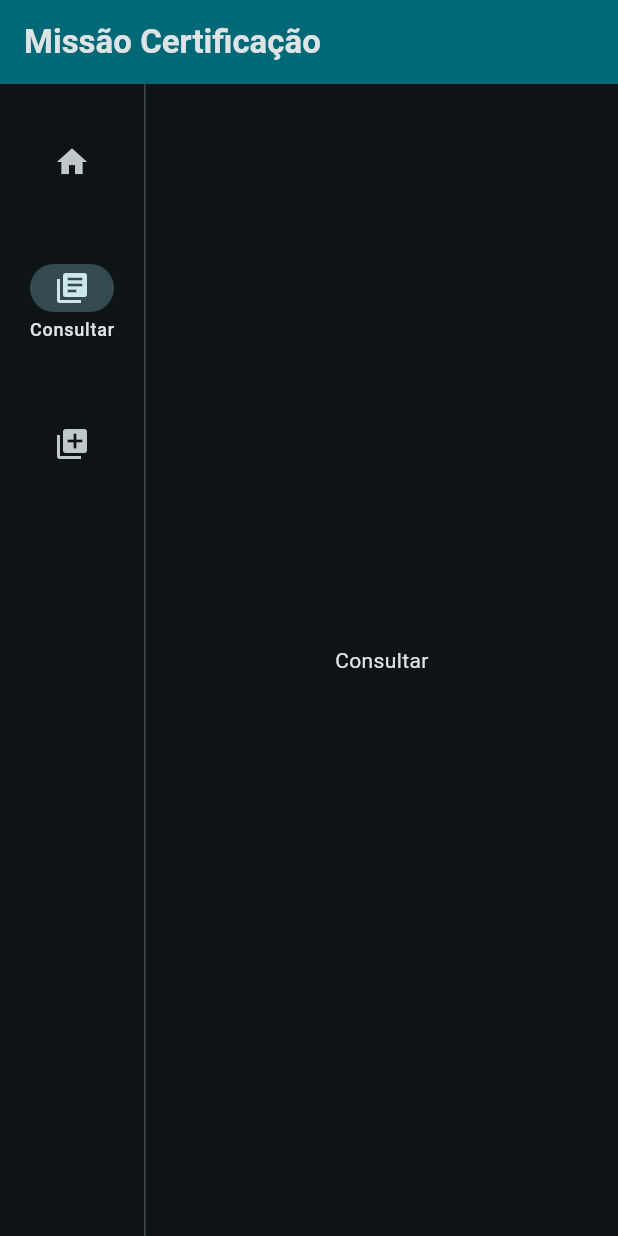
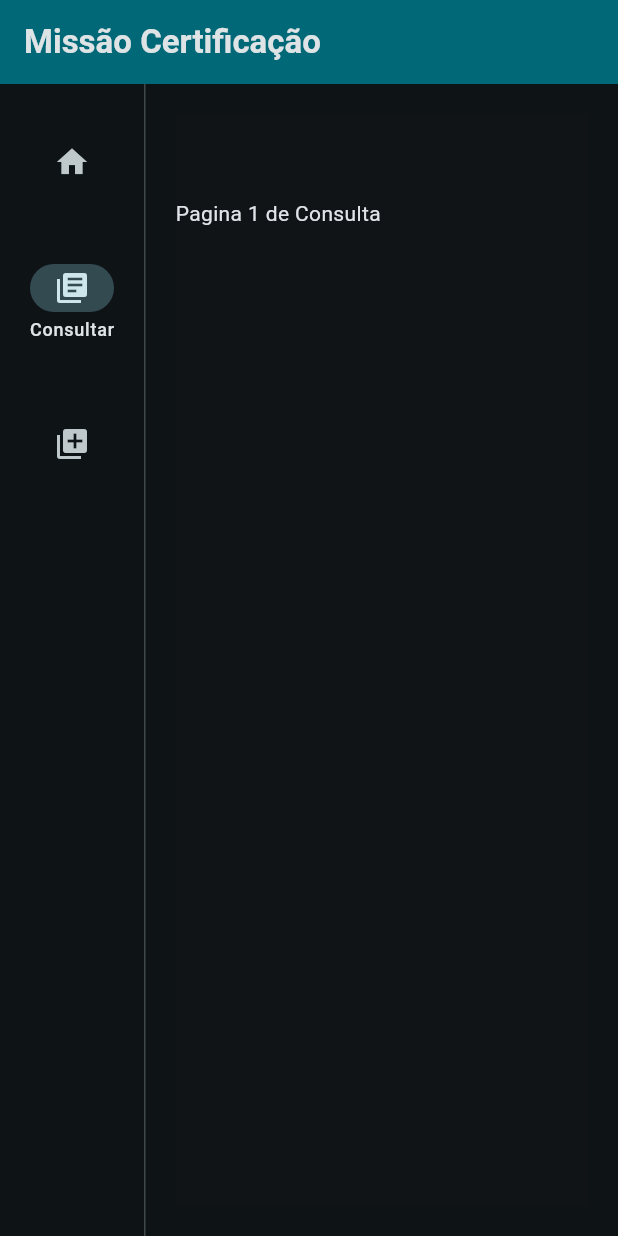
Before and after one commit to MNAntunes02/Projeto-Certificacao-M1, a Flutter app: the screen it shows after launch, after a tap on "Consultar", on a phone screen of 412 x 824 dp. Run offline on Flutter 3.47's test engine with Material 2 defaults, Android fonts, the phone set to English and light mode, and no system bars.

Commit message:
feat: sistema de rotas em consulta

```diff
--- a/PCM1/Projeto/src/flutter_app/lib/main.dart
+++ b/PCM1/Projeto/src/flutter_app/lib/main.dart
@@ -1,4 +1,6 @@
 import 'package:flutter/material.dart';
+
+import 'pages/consulta_main.dart';
 
 void main() {
   runApp(const MyApp());
@@ -36,7 +38,7 @@ class _MyHomePageState extends State<MyHomePage> {
 
   static final List<Widget> _widgetOptions = <Widget>[
     const Text('Home'),
-    const Text('Consultar'),
+    const ConsultaMain(),
     const Text('Cadastrar'),
   ];
 
--- /dev/null
+++ b/PCM1/Projeto/src/flutter_app/lib/pages/consulta_main.dart
@@ -0,0 +1,26 @@
+import 'package:flutter/material.dart';
+import 'package:flutter_app/pages/consulta_opcoes.dart';
+
+class ConsultaMain extends StatelessWidget {
+  const ConsultaMain({Key? key}) : super(key: key);
+
+  @override
+  Widget build(BuildContext context) {
+    return MaterialApp(
+      debugShowCheckedModeBanner: false,
+      theme: ThemeData(
+        colorScheme: ColorScheme.fromSeed(
+          seedColor: Colors.lightBlue,
+          // seedColor: Colors.lightBlue,
+          brightness: Brightness.dark,
+        ),
+        useMaterial3: true,
+      ),
+      initialRoute: '/',
+      routes: {
+        '/': (context) => const ConsultaOpcoes(),
+      },
+    );
+    ;
+  }
+}
--- /dev/null
+++ b/PCM1/Projeto/src/flutter_app/lib/pages/consulta_opcoes.dart
@@ -0,0 +1,13 @@
+import 'package:flutter/material.dart';
+
+class ConsultaOpcoes extends StatelessWidget {
+  const ConsultaOpcoes({Key? key}) : super(key: key);
+
+  @override
+  Widget build(BuildContext context) {
+    return Scaffold(
+      appBar: AppBar(),
+      body: const Text('Pagina 1 de Consulta'),
+    );
+  }
+}
```
